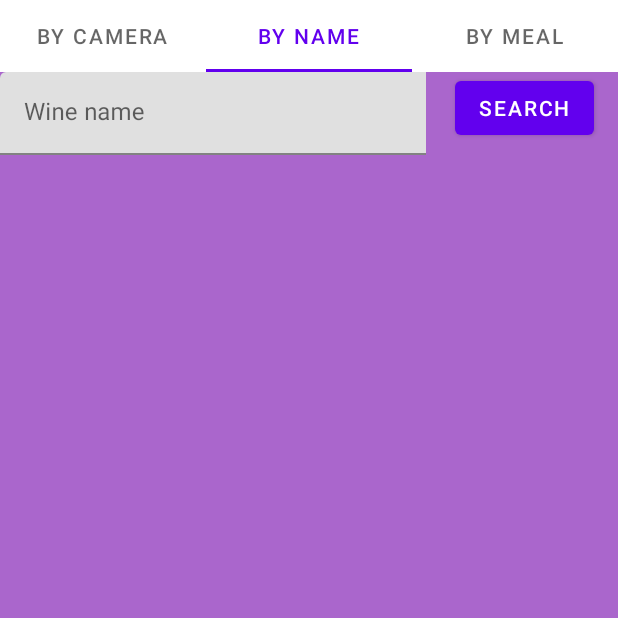
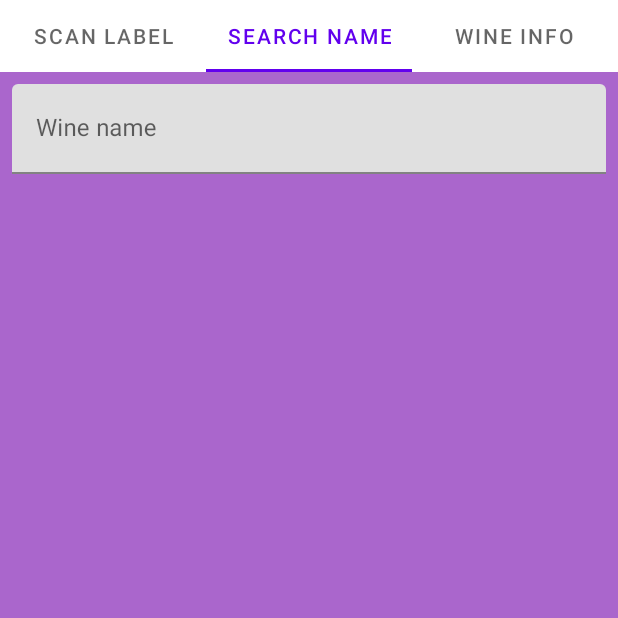
Before and after one commit to 143473/GetTheWine, an Android app: the MainActivity screen opened directly, with no data from a screen before it, tab 2 chosen, on a phone screen of 412 x 824 dp, the top half of it. Run offline under Robolectric (Android 15) with nearby library versions, the phone set to English and light mode, and no system bars; libraries missing offline, so code that uses them is left out: androidx.camera.core, androidx.camera.lifecycle, androidx.camera.view, com.firebase.ui, com.google.mlkit.vision; plain views replace PreviewView; 4 statements that could not run were skipped.

Commit message:
added fragments, updated UI

```diff
--- a/app/src/main/AndroidManifest.xml
+++ b/app/src/main/AndroidManifest.xml
@@ -8,7 +8,10 @@
     <uses-permission android:name="android.permission.READ_EXTERNAL_STORAGE"/>
     <uses-permission android:name="android.permission.INTERNET"/>
 
+
+
     <application
+
         android:allowBackup="true"
         android:icon="@mipmap/ic_launcher"
         android:label="@string/app_name"
@@ -27,6 +30,9 @@
             android:name=".WineTabs.MainActivity"
             android:exported="true">
         </activity>
+        <meta-data
+            android:name="com.google.mlkit.vision.DEPENDENCIES"
+            android:value="ocr" />
     </application>
 
 </manifest>
--- a/app/src/main/java/com/example/getthewine/API/WineApi.java
+++ b/app/src/main/java/com/example/getthewine/API/WineApi.java
@@ -10,7 +10,6 @@ import retrofit2.http.Path;
 import retrofit2.http.Query;
 
 public interface WineApi {
-    String API_KEY = "13bLFexia6hoJe7N6ySMKD3jUYqsNeAQxxp94irB";
 
     @GET("wines")
     Call<WineResponse> getWine(@Query("language") String language,
@@ -18,13 +17,14 @@ public interface WineApi {
                                @Query("page") int page,
                                @Query("search") String search);
 
-    @GET("c54fb759-df68-4e59-b18c-dcae616eb52a")
-    Call<WineResponse> getWineHardCoded();
-
-    @GET("80bb0a81-29d7-4606-867b-11d1ebd2dcad")
-    Call<List<WineResponse>> getSearchedWineListCoded();
 
     @GET("api/wine/{id}")
     Call<WineResponse> getWineById(@Path("id") int id, @Query("language") String language);
 
+
+    @GET("26f47bca-e93a-4e9a-b7c5-147d50e6d4ca")
+    Call<WineResponse> getWineHardCodedById();
+
+    @GET("2951195b-0f09-438c-bd4a-c6af207a2319")
+    Call<List<WineResponse>> getSearchedWineListCoded();
 }
--- a/app/src/main/java/com/example/getthewine/Repo/WineRepository.java
+++ b/app/src/main/java/com/example/getthewine/Repo/WineRepository.java
@@ -47,13 +47,13 @@ public class WineRepository {
 
     public void searchForWine() {
         WineApi wineApi = ServiceGenerator.getWineApi();
-        Call<WineResponse> call = wineApi.getWineHardCoded();
+        Call<WineResponse> call = wineApi.getWineHardCodedById();
         call.enqueue(new Callback<WineResponse>() {
             @EverythingIsNonNull
             @Override
             public void onResponse(Call<WineResponse> call, Response<WineResponse> response) {
-                if (response.isSuccessful()) {
-                    searchedWine.setValue(response.body().getWine());
+                if (response.isSuccessful() && response.body()!= null) {
+                    searchedWine.setValue(response.body().getDetailedWine());
                 }
             }
             @EverythingIsNonNull
--- a/app/src/main/java/com/example/getthewine/WineTabs/MainActivity.java
+++ b/app/src/main/java/com/example/getthewine/WineTabs/MainActivity.java
@@ -42,13 +42,13 @@ public class MainActivity extends AppCompatActivity{
             public void onConfigureTab(@NonNull TabLayout.Tab tab, int position) {
                switch (position){
                    case 0:
-                       tab.setText("by Camera");
+                       tab.setText("Scan Label");
                        break;
                    case 1:
-                       tab.setText("by Name");
+                       tab.setText("Search Name");
                        break;
                    case 2:
-                       tab.setText("by Meal");
+                       tab.setText("Wine Info");
                        break;
                }
             }
--- a/app/src/main/java/com/example/getthewine/WineTabs/ViewPageAdapter.java
+++ b/app/src/main/java/com/example/getthewine/WineTabs/ViewPageAdapter.java
@@ -4,6 +4,8 @@ import androidx.annotation.NonNull;
 import androidx.fragment.app.Fragment;
 import androidx.fragment.app.FragmentActivity;
 import androidx.viewpager2.adapter.FragmentStateAdapter;
+
+import com.example.getthewine.WineDetailsFragment;
 
 public class ViewPageAdapter extends FragmentStateAdapter {
 
--- a/app/src/main/java/com/example/getthewine/WineTabs/page1.java
+++ b/app/src/main/java/com/example/getthewine/WineTabs/page1.java
@@ -2,9 +2,13 @@ package com.example.getthewine.WineTabs;
 
 import static android.content.ContentValues.TAG;
 
+import android.annotation.SuppressLint;
 import android.content.ContentResolver;
 import android.content.ContentValues;
 import android.content.Context;
+import android.graphics.Point;
+import android.graphics.Rect;
+import android.media.Image;
 import android.os.Bundle;
 
 import androidx.annotation.NonNull;
@@ -31,7 +35,16 @@ import android.widget.Button;
 import android.widget.Toast;
 
 import com.example.getthewine.R;
+import com.google.android.gms.tasks.OnFailureListener;
+import com.google.android.gms.tasks.OnSuccessListener;
+import com.google.android.gms.tasks.Task;
+import com.google.android.material.floatingactionbutton.FloatingActionButton;
 import com.google.common.util.concurrent.ListenableFuture;
+import com.google.mlkit.vision.common.InputImage;
+import com.google.mlkit.vision.text.Text;
+import com.google.mlkit.vision.text.TextRecognition;
+import com.google.mlkit.vision.text.TextRecognizer;
+import com.google.mlkit.vision.text.TextRecognizerOptions;
 
 import java.io.File;
 import java.util.Date;
@@ -45,8 +58,9 @@ public class page1 extends Fragment implements View.OnClickListener, ImageAnalys
     private PreviewView previewView;
     private ImageCapture imageCapture;
 
-    Button takePicture, savePicture;
+    FloatingActionButton takePicture;
     private ImageAnalysis imageAnalysis;
+    private TextRecognizer recognizer;
 
     private Context context = null;
     private View rootView = null;
@@ -72,10 +86,10 @@ public class page1 extends Fragment implements View.OnClickListener, ImageAnalys
         previewView = rootView.findViewById(R.id.previewView);
 
         takePicture = rootView.findViewById(R.id.takePicture);
-        savePicture = rootView.findViewById(R.id.savePicture);
 
         takePicture.setOnClickListener(this);
-        savePicture.setOnClickListener(this);
+
+        recognizer = TextRecognition.getClient();
 
         cameraProviderFuture = ProcessCameraProvider.getInstance(context);
         cameraProviderFuture.addListener(() ->{
@@ -100,7 +114,6 @@ public class page1 extends Fragment implements View.OnClickListener, ImageAnalys
 
         //Preview use case
         Preview preview = new Preview.Builder().build();
-
         preview.setSurfaceProvider(previewView.getSurfaceProvider());
 
         //Image capture use case
@@ -109,11 +122,11 @@ public class page1 extends Fragment implements View.OnClickListener, ImageAnalys
                 .build();
 
         //Image analysis use case
-        imageAnalysis = new ImageAnalysis.Builder()
-                .setBackpressureStrategy(ImageAnalysis.STRATEGY_KEEP_ONLY_LATEST)
-                .build();
+//        imageAnalysis = new ImageAnalysis.Builder()
+//                .setBackpressureStrategy(ImageAnalysis.STRATEGY_KEEP_ONLY_LATEST)
+//                .build();
 
-        cameraProvider.bindToLifecycle(this, cameraSelector, preview, imageCapture, imageAnalysis);
+        cameraProvider.bindToLifecycle(this, cameraSelector, preview, imageCapture);
     }
 
 
@@ -132,32 +145,155 @@ public class page1 extends Fragment implements View.OnClickListener, ImageAnalys
         ContentValues contentValues = new ContentValues();
         contentValues.put(MediaStore.MediaColumns.DISPLAY_NAME, timestamp);
         contentValues.put(MediaStore.MediaColumns.MIME_TYPE, "image/jpeg");
+        imageCapture.takePicture(getExecutor(), new ImageCapture.OnImageCapturedCallback() {
+            @Override
+            public void onCaptureSuccess(@NonNull ImageProxy image) {
+                super.onCaptureSuccess(image);
+                analyze(image);
+                Toast.makeText(context, "Photo saved successfully.", Toast.LENGTH_SHORT).show();
 
-        imageCapture.takePicture(
-                new ImageCapture.OutputFileOptions.Builder(
-                        context.getContentResolver(),
-                        MediaStore.Images.Media.EXTERNAL_CONTENT_URI,
-                        contentValues
-                ).build(),
-                getExecutor(),
-                new ImageCapture.OnImageSavedCallback() {
-                    @Override
-                    public void onImageSaved(@NonNull ImageCapture.OutputFileResults outputFileResults) {
-                        Toast.makeText(context, "Photo saved successfully.", Toast.LENGTH_SHORT).show();
-                    }
+            }
 
-                    @Override
-                    public void onError(@NonNull ImageCaptureException exception) {
-                        Toast.makeText(context, "Error saving the photo: " + exception.getMessage(), Toast.LENGTH_SHORT).show();
-                    }
-                }
-        );
+            @Override
+            public void onError(@NonNull ImageCaptureException exception) {
+                super.onError(exception);
+                Toast.makeText(context, "Error saving the photo: " + exception.getMessage(), Toast.LENGTH_SHORT).show();
+
+            }
+        });
+//
+//        imageCapture.takePicture(
+//                new ImageCapture.OutputFileOptions.Builder(
+//                        context.getContentResolver(),
+//                        MediaStore.Images.Media.EXTERNAL_CONTENT_URI,
+//                        contentValues
+//                ).build(),
+//                getExecutor(),
+//                new ImageCapture.OnImageSavedCallback() {
+//                    @Override
+//                    public void onImageSaved(@NonNull ImageCapture.OutputFileResults outputFileResults) {
+//                        Toast.makeText(context, "Photo saved successfully.", Toast.LENGTH_SHORT).show();
+//                    }
+//
+//                    @Override
+//                    public void onError(@NonNull ImageCaptureException exception) {
+//                        Toast.makeText(context, "Error saving the photo: " + exception.getMessage(), Toast.LENGTH_SHORT).show();
+//                    }
+//                }
+//        );
     }
 
     @Override
     public void analyze(@NonNull ImageProxy image) {
         // Image processing here for the current frame
         Log.d(TAG, "analyze the frame at: " + image.getImageInfo().getTimestamp());
+
+        String text = "";
+        @SuppressLint("UnsafeOptInUsageError") Image mediaImage = image.getImage();
+        if (mediaImage != null) {
+            InputImage inputImage =
+                    InputImage.fromMediaImage(mediaImage, image.getImageInfo().getRotationDegrees());
+            recognizeText(inputImage);
+
+
+            // Pass image to an ML Kit Vision API
+            // ...
+            //text = recognizer.process(inputImage).toString();
+        }
+        System.out.println("-----------------" + text);
+
         image.close();
+
     }
+
+
+    //Text recognition stuff
+
+//    public String invokeImage(ImageProxy imageProxy) {
+//        String text = "";
+//        Image mediaImage = imageProxy.getImage();
+//        System.out.println("+++++++++++++++++++++++" + mediaImage.toString());
+//        if (mediaImage != null) {
+//            InputImage image =
+//                    InputImage.fromMediaImage(mediaImage, imageProxy.getImageInfo().getRotationDegrees());
+//            // Pass image to an ML Kit Vision API
+//            // ...
+//            text = recognizer.process(image).toString();
+//        }
+//        return text;
+//    }
+    private void recognizeText(InputImage image) {
+
+        // [START get_detector_default]
+        TextRecognizer recognizer = TextRecognition.getClient();
+        // [END get_detector_default]
+
+        // [START run_detector]
+        Task<Text> result =
+                recognizer.process(image)
+                        .addOnSuccessListener(new OnSuccessListener<Text>() {
+                            @Override
+                            public void onSuccess(Text visionText) {
+                                // Task completed successfully
+                                // [START_EXCLUDE]
+                                // [START get_text]
+
+                                for (Text.TextBlock block : visionText.getTextBlocks()) {
+                                    Rect boundingBox = block.getBoundingBox();
+                                    Point[] cornerPoints = block.getCornerPoints();
+                                    String text = block.getText();
+
+                                    for (Text.Line line: block.getLines()) {
+
+                                        // ...
+                                        for (Text.Element element: line.getElements()) {
+                                            // ...
+                                        }
+                                    }
+                                }
+                                // [END get_text]
+                                // [END_EXCLUDE]
+                            }
+                        })
+                        .addOnFailureListener(
+                                new OnFailureListener() {
+                                    @Override
+                                    public void onFailure(@NonNull Exception e) {
+                                        Toast.makeText(context, "Error getting the text: " + e.getMessage(), Toast.LENGTH_SHORT).show();
+
+                                        // Task failed with an exception
+                                        // ...
+                                    }
+                                });
+        // [END run_detector]
+    }
+
+    private void processTextBlock(Text result) {
+        // [START mlkit_process_text_block]
+        String resultText = result.getText();
+        for (Text.TextBlock block : result.getTextBlocks()) {
+            String blockText = block.getText();
+            Point[] blockCornerPoints = block.getCornerPoints();
+            Rect blockFrame = block.getBoundingBox();
+            for (Text.Line line : block.getLines()) {
+                String lineText = line.getText();
+                Point[] lineCornerPoints = line.getCornerPoints();
+                Rect lineFrame = line.getBoundingBox();
+                for (Text.Element element : line.getElements()) {
+                    String elementText = element.getText();
+                    Point[] elementCornerPoints = element.getCornerPoints();
+                    Rect elementFrame = element.getBoundingBox();
+                }
+            }
+        }
+        // [END mlkit_process_text_block]
+    }
+//
+//    private TextRecognizer getTextRecognizer() {
+//        // [START mlkit_local_doc_recognizer]
+//        TextRecognizer detector = TextRecognition.getClient(TextRecognizerOptions.DEFAULT_OPTIONS);
+//        // [END mlkit_local_doc_recognizer]
+//
+//        return detector;
+//    }
 }
--- a/app/src/main/java/com/example/getthewine/WineTabs/page2.java
+++ b/app/src/main/java/com/example/getthewine/WineTabs/page2.java
@@ -1,20 +1,29 @@
 package com.example.getthewine.WineTabs;
 
+import android.content.Intent;
 import android.os.Bundle;
 
 import androidx.fragment.app.Fragment;
+import androidx.fragment.app.FragmentManager;
+import androidx.fragment.app.FragmentTransaction;
 import androidx.recyclerview.widget.RecyclerView;
 
+import android.view.KeyEvent;
 import android.view.LayoutInflater;
 import android.view.View;
 import android.view.ViewGroup;
+import android.view.inputmethod.EditorInfo;
 import android.widget.Button;
+import android.widget.EditText;
 import android.widget.TextView;
+import android.widget.Toast;
 
 import com.example.getthewine.Models.Wine;
 import com.example.getthewine.R;
 import com.example.getthewine.Repo.WineRepository;
+import com.example.getthewine.WineDetailsFragment;
 import com.google.android.material.textfield.TextInputEditText;
+import com.google.gson.Gson;
 
 import java.util.ArrayList;
 import java.util.List;
@@ -37,10 +46,8 @@ public class page2 extends Fragment {
     private WineRepository repository;
 
     private View rootView = null;
-    private Button searchButton;
 
     private TextInputEditText editText;
-    private TextView textView;
 
     private page2WineAdapter wineAdapter;
     private RecyclerView recyclerView;
@@ -86,23 +93,31 @@ public class page2 extends Fragment {
         repository = WineRepository.getInstance();
 
         editText = rootView.findViewById(R.id.textInputField);
-        searchButton = rootView.findViewById(R.id.searchButton);
 
         recyclerView = rootView.findViewById(R.id.recycleView);
         wineAdapter = new page2WineAdapter();
         recyclerView.setAdapter(wineAdapter);
 
+        wineAdapter.setOnClickListener(wine -> {
+
+        });
+
         repository.getSearchedWineList().observe(getViewLifecycleOwner(), wineList ->{
             wineAdapter.setWineList(wineList);
         } );
 
-
-        searchButton.setOnClickListener(new View.OnClickListener() {
+        editText.setOnEditorActionListener(new TextView.OnEditorActionListener() {
             @Override
-            public void onClick(View view) {
-                searchForWineList();
+            public boolean onEditorAction(TextView view, int actionId, KeyEvent event) {
+                if (event == null) {
+                    if (actionId == EditorInfo.IME_ACTION_NEXT) {
+                        searchForWineList();
+                        return true;
+                    }
+                }
+                return false;
             }
-        });
+            });
 
         return rootView;
     }
--- a/app/src/main/java/com/example/getthewine/WineTabs/page2WineAdapter.java
+++ b/app/src/main/java/com/example/getthewine/WineTabs/page2WineAdapter.java
@@ -18,7 +18,7 @@ import java.util.List;
 public class page2WineAdapter extends RecyclerView.Adapter<page2WineAdapter.ViewHolder> {
 
 private List<Wine> wineList;
-private View.OnClickListener listener;
+private OnClickListener listener;
 
 public page2WineAdapter(){
     wineList = new ArrayList<>();
@@ -27,6 +27,10 @@ public page2WineAdapter(){
     public void setWineList(List<Wine> wineList) {
         this.wineList = wineList;
         notifyDataSetChanged();
+    }
+
+    public void setOnClickListener(OnClickListener listener){
+        this.listener = listener;
     }
 
     @NonNull
@@ -62,9 +66,12 @@ public page2WineAdapter(){
             wineColor = itemView.findViewById(R.id.wineColor);
             wineCountry = itemView.findViewById(R.id.wineCountry);
 
-//            itemView.setOnClickListener(v -> {
-//                listener.onClick(pets.get(getBindingAdapterPosition()));
-//            });
+            itemView.setOnClickListener(v -> {
+                listener.onClick(wineList.get(getBindingAdapterPosition()));
+            });
         }
     }
+    public interface OnClickListener {
+        void onClick(Wine wine);
+    }
 }
--- a/app/src/main/res/layout/fragment_page2.xml
+++ b/app/src/main/res/layout/fragment_page2.xml
@@ -11,47 +11,36 @@
 
     <androidx.recyclerview.widget.RecyclerView
         android:id="@+id/recycleView"
-        android:layout_width="406dp"
+        android:layout_width="match_parent"
         android:layout_height="780dp"
-        android:layout_marginTop="104dp"
         android:padding="8dp"
         app:layoutManager="androidx.recyclerview.widget.LinearLayoutManager"
         app:layout_constraintEnd_toEndOf="parent"
         app:layout_constraintHorizontal_bias="0.4"
         app:layout_constraintStart_toStartOf="parent"
-        app:layout_constraintTop_toTopOf="@+id/textField"
+
+        app:layout_constraintTop_toBottomOf="@+id/textField"
         tools:listitem="@layout/wine_item" />
 
     <com.google.android.material.textfield.TextInputLayout
         android:id="@+id/textField"
-        android:layout_width="284dp"
-        android:layout_height="55dp"
+        android:layout_width="match_parent"
+        android:layout_height="60dp"
+        android:layout_margin="8dp"
         android:hint="Wine name"
-        android:layout_margin="8dp"
-        tools:ignore="MissingConstraints">
+        android:maxLines="1"
+        app:layout_constraintTop_toTopOf="parent"
+        tools:ignore="MissingConstraints"
+        tools:layout_editor_absoluteX="8dp">
 
         <com.google.android.material.textfield.TextInputEditText
             android:id="@+id/textInputField"
-
-            android:layout_width="287dp"
-            android:layout_height="match_parent" />
+            android:layout_width="match_parent"
+            android:layout_height="match_parent"
+            android:inputType="text"
+            android:maxLines="1"/>
 
     </com.google.android.material.textfield.TextInputLayout>
 
-    <Button
-        android:id="@+id/searchButton"
-        android:layout_width="wrap_content"
-        android:layout_height="wrap_content"
-        android:layout_marginEnd="16dp"
-        android:onClick="searchForWine"
-        android:text="Search"
-
-
-        app:layout_constraintEnd_toEndOf="parent"
-        app:layout_constraintHorizontal_bias="1.0"
-        app:layout_constraintStart_toEndOf="@+id/textField"
-        app:layout_constraintTop_toTopOf="parent"
-        app:layout_constraintVertical_bias="1.0" />
-
 
 </androidx.constraintlayout.widget.ConstraintLayout>
--- a/build.gradle
+++ b/build.gradle
@@ -11,11 +11,7 @@ buildscript {
     id 'com.android.application' version '7.1.3' apply false
     id 'com.android.library' version '7.1.3' apply false
 }
-//allprojects {
-//    repositories {
-//        google()  // Google's Maven repository
-//    }
-//}
+
 task clean(type: Delete) {
     delete rootProject.buildDir
 }
```
Also changed, not shown: app/build.gradle (+10 -1 lines), app/src/main/java/com/example/getthewine/API/WineResponse.java (+18 -1 lines), app/src/main/java/com/example/getthewine/Models/Wine.java (+37 -1 lines), app/src/main/java/com/example/getthewine/Models/WineExtraDetails.java (added, +15 -0 lines), app/src/main/java/com/example/getthewine/Models/WineTemperature.java (added, +35 -0 lines), app/src/main/java/com/example/getthewine/WineDetailsFragment.java (added, +53 -0 lines), app/src/main/java/com/example/getthewine/WineDetailsViewModel.java (added, +7 -0 lines), app/src/main/res/layout/fragment_page1.xml (+13 -22 lines), app/src/main/res/layout/wine_details_fragment.xml (added, +16 -0 lines).
